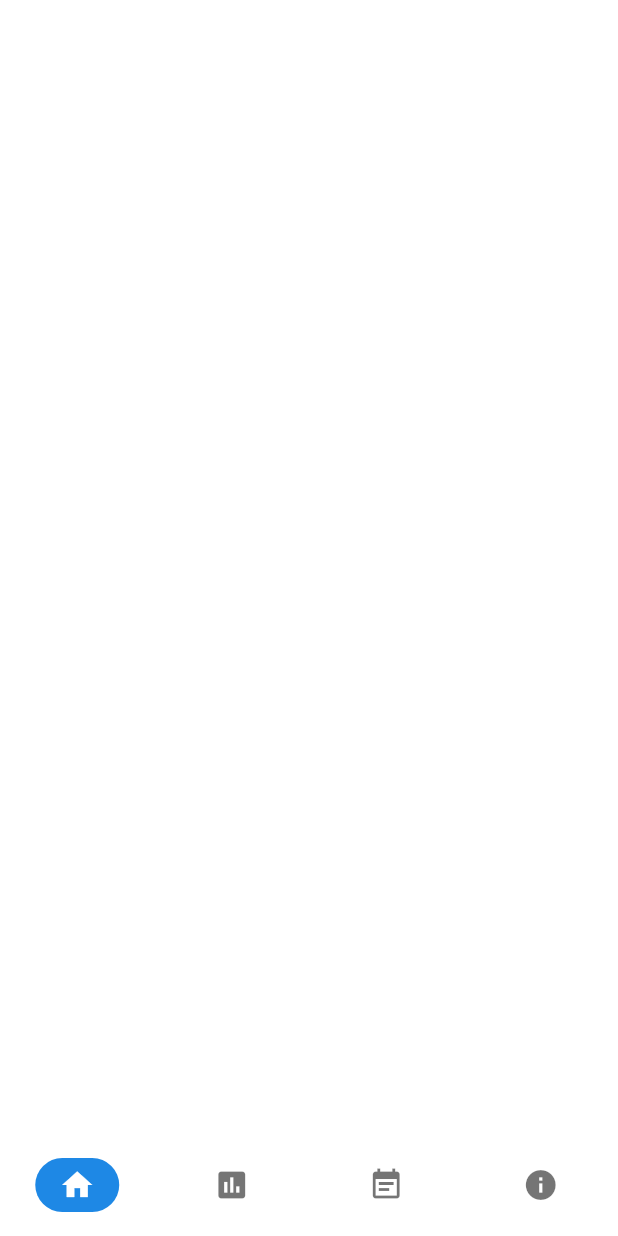
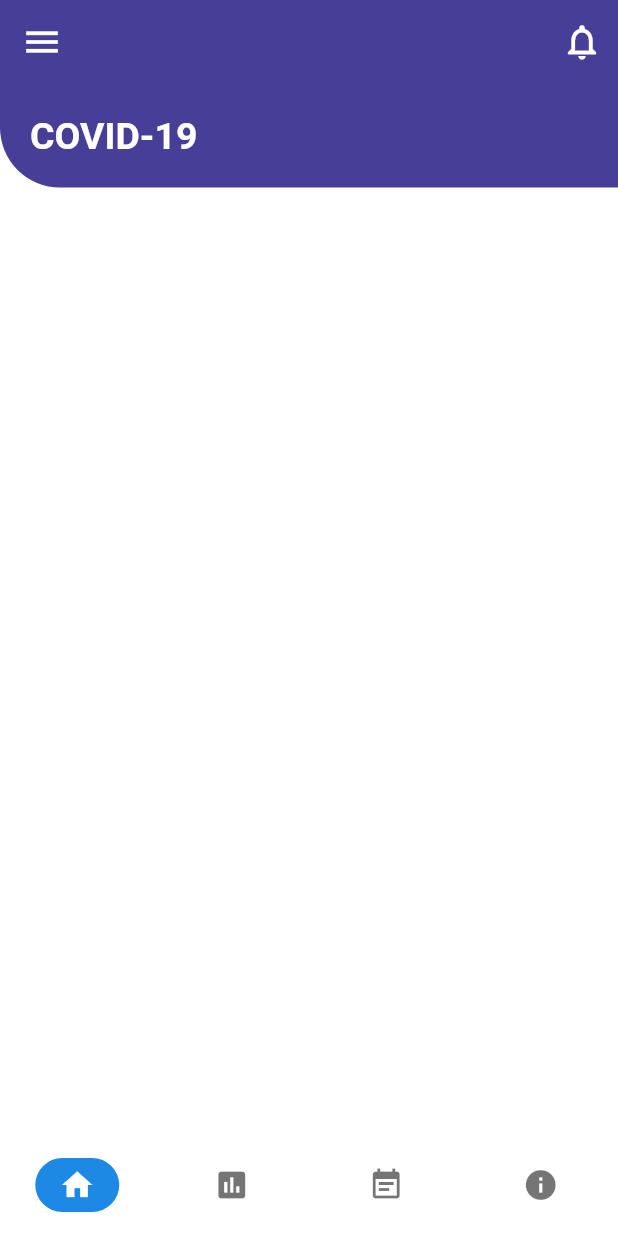
Before and after one commit to githussein/Covid_Stats_UI, a Flutter app: the screen it shows after launch, on a phone screen of 412 x 824 dp. Run offline on Flutter 3.47's test engine with Material 2 defaults, Android fonts, the phone set to English and light mode, and no system bars.

Commit message:
Home Screen basic

```diff
--- a/lib/main.dart
+++ b/lib/main.dart
@@ -1,5 +1,5 @@
 import 'package:flutter/material.dart';
-import 'package:corona_stats/screens/bottom_nav_screen.dart';
+import 'package:corona_stats/screens/screens.dart';
 
 void main() {
   runApp(MyApp());
--- a/lib/screens/bottom_nav_screen.dart
+++ b/lib/screens/bottom_nav_screen.dart
@@ -1,6 +1,5 @@
-import 'dart:core';
-
 import 'package:flutter/material.dart';
+import 'package:corona_stats/screens/screens.dart';
 
 class BottomNavScreen extends StatefulWidget {
   @override
@@ -9,8 +8,8 @@ class BottomNavScreen extends StatefulWidget {
 
 class _BottomNavScreenState extends State<BottomNavScreen> {
   final List _screens = [
-    Scaffold(),
-    Scaffold(),
+    HomeScreen(),
+    StatsScreen(),
     Scaffold(),
     Scaffold(),
     Scaffold(),
--- /dev/null
+++ b/lib/screens/home_screen.dart
@@ -0,0 +1,56 @@
+import 'package:corona_stats/config/palette.dart';
+import 'package:flutter/material.dart';
+import 'package:corona_stats/widgets/dart/custom_app_bar.dart';
+
+class HomeScreen extends StatefulWidget {
+  @override
+  _HomeScreenState createState() => _HomeScreenState();
+}
+
+class _HomeScreenState extends State<HomeScreen> {
+  @override
+  Widget build(BuildContext context) {
+    final screenHeight = MediaQuery.of(context).size.height;
+    return Scaffold(
+      appBar: CustomAppBar(),
+      body: CustomScrollView(
+        physics: ClampingScrollPhysics(),
+        slivers: <Widget>[
+          _buildHeader(screenHeight),
+        ],
+      ),
+    );
+  }
+
+  SliverToBoxAdapter _buildHeader(double screenHeight) {
+    return SliverToBoxAdapter(
+      child: Container(
+        padding: const EdgeInsets.all(20.0),
+        decoration: BoxDecoration(
+          color: Palette.primaryColor,
+          borderRadius: BorderRadius.only(
+            // bottomRight: Radius.circular(0.0),
+            bottomLeft: Radius.circular(40.0),
+          ),
+        ),
+        child: Column(
+          crossAxisAlignment: CrossAxisAlignment.start,
+          children: <Widget>[
+            Row(
+              children: <Widget>[
+                Text(
+                  'COVID-19',
+                  style: const TextStyle(
+                    color: Colors.white,
+                    fontSize: 25.0,
+                    fontWeight: FontWeight.bold,
+                  ),
+                )
+              ],
+            )
+          ],
+        ),
+      ),
+    );
+  }
+}
--- a/lib/screens/screens.dart
+++ b/lib/screens/screens.dart
@@ -1 +1,3 @@
 export 'bottom_nav_screen.dart';
+export 'home_screen.dart';
+export 'stats_screen.dart';
--- /dev/null
+++ b/lib/screens/stats_screen.dart
@@ -0,0 +1,13 @@
+import 'package:flutter/material.dart';
+
+class StatsScreen extends StatefulWidget {
+  @override
+  _StatsScreenState createState() => _StatsScreenState();
+}
+
+class _StatsScreenState extends State<StatsScreen> {
+  @override
+  Widget build(BuildContext context) {
+    return Scaffold();
+  }
+}
--- /dev/null
+++ b/lib/widgets/dart/custom_app_bar.dart
@@ -0,0 +1,27 @@
+import 'package:flutter/material.dart';
+import 'package:corona_stats/config/palette.dart';
+
+class CustomAppBar extends StatelessWidget with PreferredSizeWidget {
+  @override
+  Widget build(BuildContext context) {
+    return AppBar(
+      backgroundColor: Palette.primaryColor,
+      elevation: 0.0,
+      leading: IconButton(
+        icon: const Icon(Icons.menu),
+        iconSize: 28.0,
+        onPressed: () {},
+      ),
+      actions: <Widget>[
+        IconButton(
+          icon: const Icon(Icons.notifications_none),
+          iconSize: 28.0,
+          onPressed: () {},
+        ),
+      ],
+    );
+  }
+
+  @override
+  Size get preferredSize => Size.fromHeight(kToolbarHeight);
+}
--- /dev/null
+++ b/lib/widgets/dart/widgets.dart
@@ -0,0 +1 @@
+export 'custom_app_bar.dart';
```
